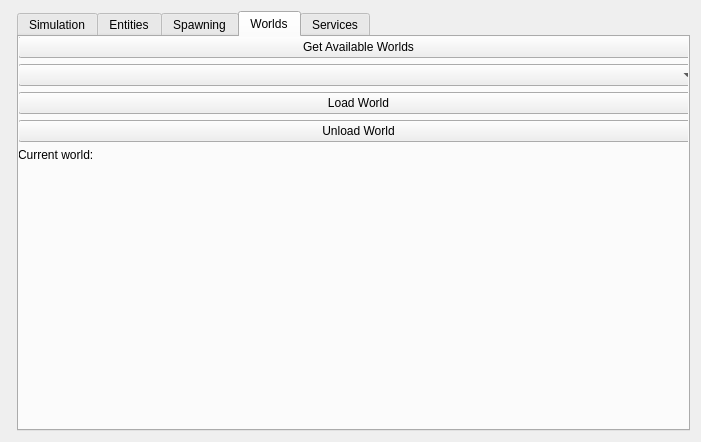
Above: src/sim_widget.ui from RobotecAI/q_simulation_interfaces before the change. Below: the same form after it.
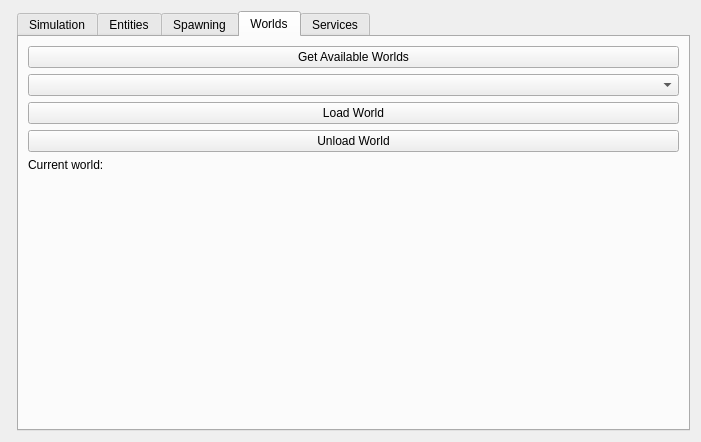
That is the form after the change. The open tabs and pages were chosen to show the change.

```diff
--- a/src/sim_widget.ui
+++ b/src/sim_widget.ui
@@ -523,15 +523,6 @@
       <attribute name="title">
        <string>Worlds</string>
       </attribute>
-      <widget class="QWidget" name="verticalLayoutWidget">
-       <property name="geometry">
-        <rect>
-         <x>-1</x>
-         <y>-1</y>
-         <width>681</width>
-         <height>401</height>
-        </rect>
-       </property>
        <layout class="QVBoxLayout" name="verticalLayout_4">
         <item>
          <widget class="QPushButton" name="getAvailableWorldsButton">
@@ -572,13 +563,12 @@
           <property name="sizeHint" stdset="0">
            <size>
             <width>20</width>
-            <height>40</height>
+           <height>225</height>
            </size>
           </property>
          </spacer>
         </item>
        </layout>
-      </widget>
      </widget>
      <widget class="QWidget" name="servicesNames">
       <property name="enabled">
```
Left out of the diff: 2 changed lines with no effect on the pictures. Lines whose indentation alone changed are shown as unchanged.
